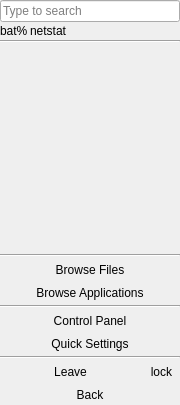
The window that lumina-desktop/panel-plugins/systemstart/StartMenu.ui (lumina-desktop/lumina) describes before a commit, drawn with Qt 5.
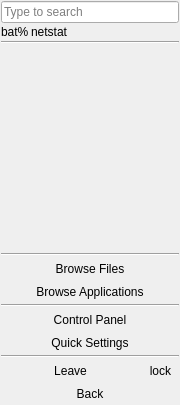
The same window after the commit.

What changed in the file:
```diff
--- a/lumina-desktop/panel-plugins/systemstart/StartMenu.ui
+++ b/lumina-desktop/panel-plugins/systemstart/StartMenu.ui
@@ -21,16 +21,16 @@
     <number>2</number>
    </property>
    <property name="leftMargin">
-    <number>0</number>
+    <number>1</number>
    </property>
    <property name="topMargin">
-    <number>0</number>
+    <number>1</number>
    </property>
    <property name="rightMargin">
-    <number>0</number>
+    <number>1</number>
    </property>
    <property name="bottomMargin">
-    <number>0</number>
+    <number>1</number>
    </property>
    <item>
     <widget class="QLineEdit" name="line_search">
@@ -142,8 +142,8 @@
            <rect>
             <x>0</x>
             <y>0</y>
-            <width>180</width>
-            <height>195</height>
+            <width>178</width>
+            <height>193</height>
            </rect>
           </property>
          </widget>
```
Left out of the diff: 4 changed lines with no effect on the pictures.
